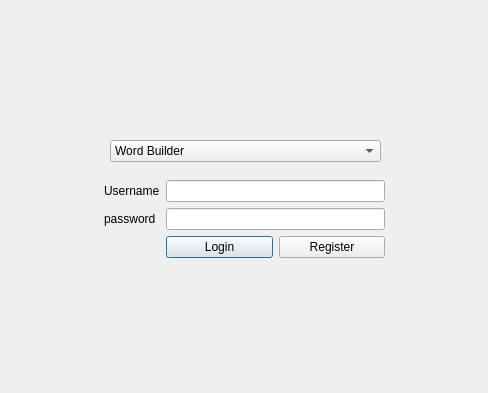
The window that client/src/ui/logindialog_ui.ui (Nihileon/word-elimination) describes before a commit, drawn with Qt 5.
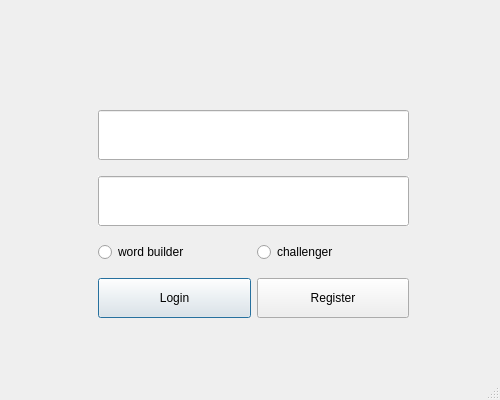
The same window after the commit. Custom widgets are drawn as their Qt base class.

Commit message: renew login interface

Patch:
```diff
--- a/client/src/ui/logindialog_ui.ui
+++ b/client/src/ui/logindialog_ui.ui
@@ -6,47 +6,111 @@
    <rect>
     <x>0</x>
     <y>0</y>
-    <width>488</width>
-    <height>393</height>
+    <width>500</width>
+    <height>400</height>
    </rect>
   </property>
   <property name="windowTitle">
    <string>Dialog</string>
   </property>
-  <widget class="QWidget" name="formLayoutWidget">
+  <property name="statusTip">
+   <string notr="true"/>
+  </property>
+  <property name="whatsThis">
+   <string notr="true"/>
+  </property>
+  <property name="sizeGripEnabled">
+   <bool>true</bool>
+  </property>
+  <property name="modal">
+   <bool>true</bool>
+  </property>
+  <widget class="QWidget" name="gridLayoutWidget">
    <property name="geometry">
     <rect>
-     <x>104</x>
-     <y>180</y>
-     <width>281</width>
-     <height>120</height>
+     <x>98</x>
+     <y>100</y>
+     <width>311</width>
+     <height>231</height>
     </rect>
    </property>
-   <layout class="QFormLayout" name="formLayout">
-    <item row="0" column="1">
-     <widget class="QLineEdit" name="usernameLineEdit"/>
+   <layout class="QGridLayout" name="gridLayout">
+    <item row="1" column="0">
+     <widget class="QtMaterialTextField" name="usernameLineEdit">
+      <property name="sizePolicy">
+       <sizepolicy hsizetype="MinimumExpanding" vsizetype="Fixed">
+        <horstretch>29</horstretch>
+        <verstretch>29</verstretch>
+       </sizepolicy>
+      </property>
+      <property name="minimumSize">
+       <size>
+        <width>4</width>
+        <height>50</height>
+       </size>
+      </property>
+     </widget>
     </item>
     <item row="3" column="0">
-     <widget class="QLabel" name="passwordLabel">
-      <property name="text">
-       <string>password</string>
-      </property>
-     </widget>
-    </item>
-    <item row="3" column="1">
-     <widget class="QLineEdit" name="passwordLineEdit"/>
-    </item>
-    <item row="4" column="1">
      <layout class="QHBoxLayout" name="horizontalLayout">
       <item>
-       <widget class="QPushButton" name="loginPushBotton">
+       <widget class="QtMaterialRadioButton" name="wordRadioButton">
+        <property name="text">
+         <string>word builder</string>
+        </property>
+       </widget>
+      </item>
+      <item>
+       <widget class="QtMaterialRadioButton" name="challengerRadioButton">
+        <property name="text">
+         <string>challenger</string>
+        </property>
+       </widget>
+      </item>
+     </layout>
+    </item>
+    <item row="2" column="0">
+     <widget class="QtMaterialTextField" name="passwordLineEdit">
+      <property name="sizePolicy">
+       <sizepolicy hsizetype="Expanding" vsizetype="Maximum">
+        <horstretch>0</horstretch>
+        <verstretch>0</verstretch>
+       </sizepolicy>
+      </property>
+      <property name="minimumSize">
+       <size>
+        <width>0</width>
+        <height>50</height>
+       </size>
+      </property>
+      <property name="autoFillBackground">
+       <bool>true</bool>
+      </property>
+     </widget>
+    </item>
+    <item row="4" column="0">
+     <layout class="QHBoxLayout" name="horizontalLayout_2">
+      <item>
+       <widget class="QtMaterialFlatButton" name="loginPushBotton">
+        <property name="minimumSize">
+         <size>
+          <width>0</width>
+          <height>40</height>
+         </size>
+        </property>
         <property name="text">
          <string>Login</string>
         </property>
        </widget>
       </item>
       <item>
-       <widget class="QPushButton" name="registerPushButton">
+       <widget class="QtMaterialFlatButton" name="registerPushButton">
+        <property name="minimumSize">
+         <size>
+          <width>0</width>
+          <height>40</height>
+         </size>
+        </property>
         <property name="text">
          <string>Register</string>
         </property>
@@ -54,36 +118,26 @@
       </item>
      </layout>
     </item>
-    <item row="0" column="0">
-     <widget class="QLabel" name="usernameLabel">
-      <property name="text">
-       <string>Username</string>
-      </property>
-     </widget>
-    </item>
    </layout>
   </widget>
-  <widget class="QComboBox" name="userComboBox">
-   <property name="geometry">
-    <rect>
-     <x>110</x>
-     <y>140</y>
-     <width>271</width>
-     <height>22</height>
-    </rect>
-   </property>
-   <item>
-    <property name="text">
-     <string>Word Builder</string>
-    </property>
-   </item>
-   <item>
-    <property name="text">
-     <string>Challenger</string>
-    </property>
-   </item>
-  </widget>
  </widget>
+ <customwidgets>
+  <customwidget>
+   <class>QtMaterialFlatButton</class>
+   <extends>QPushButton</extends>
+   <header location="global">qtmaterialflatbutton.h</header>
+  </customwidget>
+  <customwidget>
+   <class>QtMaterialRadioButton</class>
+   <extends>QRadioButton</extends>
+   <header location="global">qtmaterialradiobutton.h</header>
+  </customwidget>
+  <customwidget>
+   <class>QtMaterialTextField</class>
+   <extends>QLineEdit</extends>
+   <header location="global">qtmaterialtextfield.h</header>
+  </customwidget>
+ </customwidgets>
  <resources/>
  <connections/>
 </ui>
```
Left out of the diff: 3 changed lines with no effect on the pictures. The commit also changes 8 other files.
